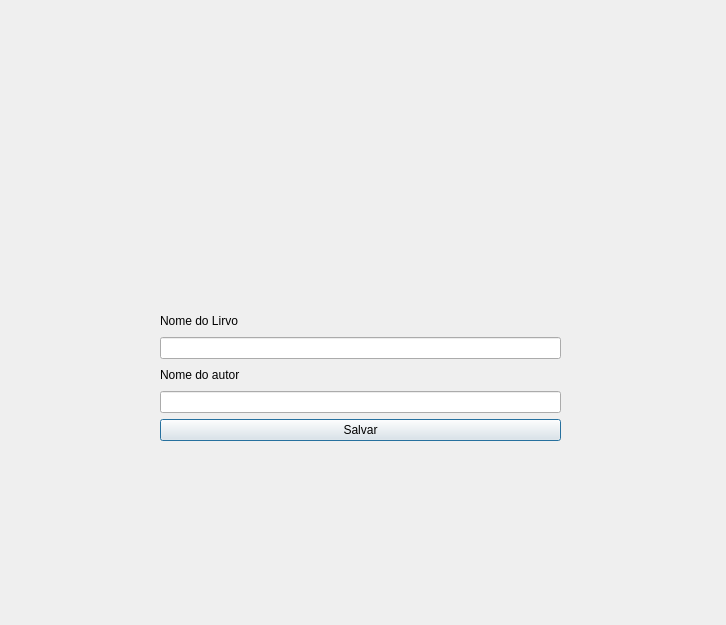
Old version of the form cadlivro.ui in the repository Winicios22/Gbiblioteca.
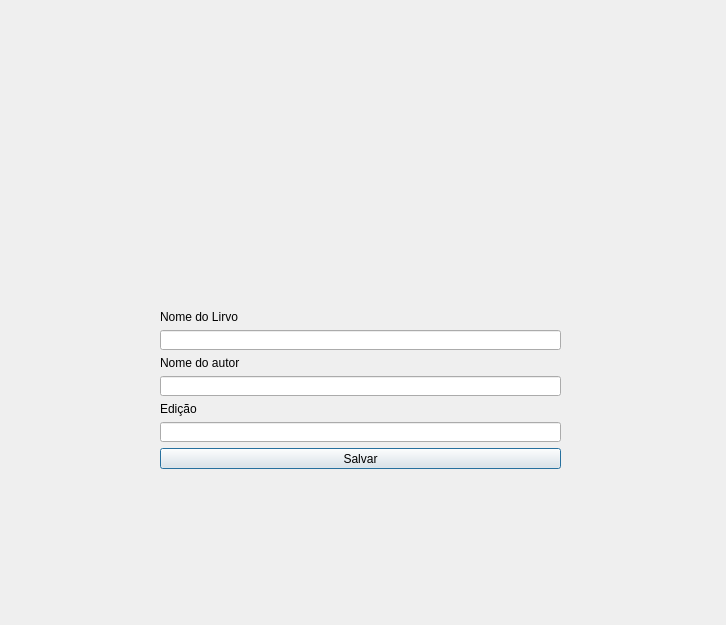
New version of the form. Icons and pictures are not drawn.

```diff
--- a/cadlivro.ui
+++ b/cadlivro.ui
@@ -19,7 +19,7 @@
      <x>160</x>
      <y>310</y>
      <width>401</width>
-     <height>131</height>
+     <height>160</height>
     </rect>
    </property>
    <layout class="QVBoxLayout" name="verticalLayout">
@@ -43,6 +43,16 @@
     <item>
      <widget class="QLineEdit" name="lineEdit_2"/>
     </item>
+    <item>
+     <widget class="QLabel" name="label_4">
+      <property name="text">
+       <string>Edição</string>
+      </property>
+     </widget>
+    </item>
+    <item>
+     <widget class="QLineEdit" name="lineEdit_3"/>
+    </item>
     <item>
      <widget class="QPushButton" name="pushButton">
       <property name="text">
```
